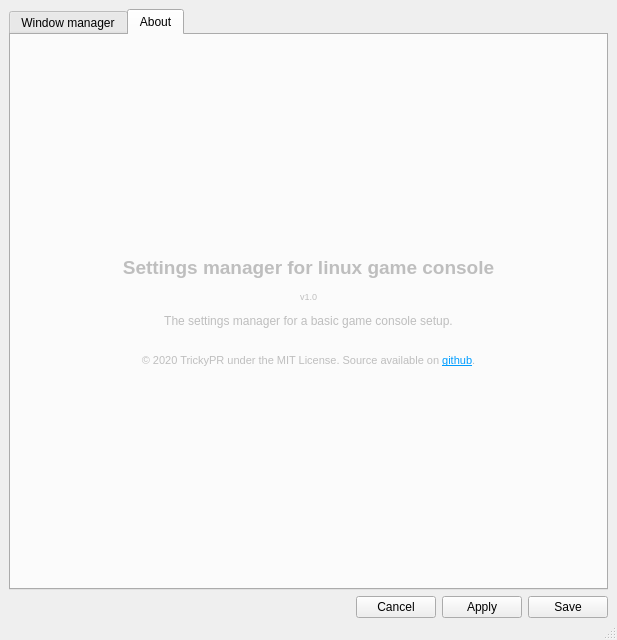
This is UI/SettingsManager/mainwindow.ui in trickypr/linux-game-console as Qt 5 draws it before an edit. The edited form follows.
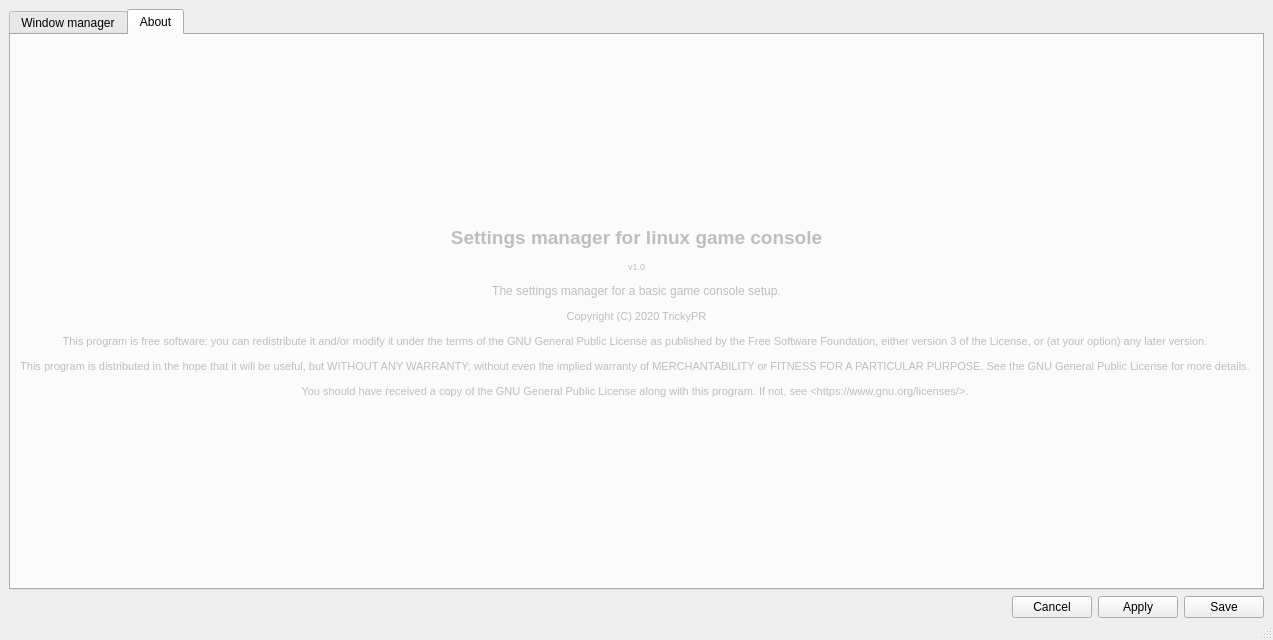
This is the edited form. The open tabs and pages were chosen to show the change.

Commit message: Settings: Update license about

What changed in the file:
```diff
--- a/UI/SettingsManager/mainwindow.ui
+++ b/UI/SettingsManager/mainwindow.ui
@@ -197,7 +197,7 @@
           <item>
            <widget class="QLabel" name="label">
             <property name="text">
-             <string>&lt;html&gt;&lt;head/&gt;&lt;body&gt;&lt;p align=&quot;center&quot;&gt;&lt;span style=&quot; font-size:14pt; font-weight:600;&quot;&gt;Settings manager for linux game console&lt;/span&gt;&lt;/p&gt;&lt;p align=&quot;center&quot;&gt;&lt;span style=&quot; font-size:7pt;&quot;&gt;v1.0&lt;/span&gt;&lt;/p&gt;&lt;p align=&quot;center&quot;&gt;The settings manager for a basic game console setup.&lt;/p&gt;&lt;p align=&quot;center&quot;&gt;&lt;span style=&quot; font-size:8pt;&quot;&gt;&lt;br/&gt;© 2020 TrickyPR under the MIT License. Source available on &lt;/span&gt;&lt;a href=&quot;https://github.com/trickypr/linux-game-console&quot;&gt;&lt;span style=&quot; text-decoration: underline;font-size:8pt; color:#009dff;&quot;&gt;github&lt;/span&gt;&lt;/a&gt;&lt;span style=&quot; font-size:8pt;&quot;&gt;.&lt;/span&gt;&lt;/p&gt;&lt;/body&gt;&lt;/html&gt;</string>
+             <string>&lt;html&gt;&lt;head/&gt;&lt;body&gt;&lt;p align=&quot;center&quot;&gt;&lt;span style=&quot; font-size:14pt; font-weight:600;&quot;&gt;Settings manager for linux game console&lt;/span&gt;&lt;/p&gt;&lt;p align=&quot;center&quot;&gt;&lt;span style=&quot; font-size:7pt;&quot;&gt;v1.0&lt;/span&gt;&lt;/p&gt;&lt;p align=&quot;center&quot;&gt;The settings manager for a basic game console setup.&lt;/p&gt;&lt;p align=&quot;center&quot;&gt;&lt;span style=&quot; font-size:8pt;&quot;&gt;Copyright (C) 2020 TrickyPR&lt;/span&gt;&lt;/p&gt;&lt;p align=&quot;center&quot;&gt;&lt;span style=&quot; font-size:8pt;&quot;&gt;This program is free software: you can redistribute it and/or modify it under the terms of the GNU General Public License as published by the Free Software Foundation, either version 3 of the License, or (at your option) any later version. &lt;/span&gt;&lt;/p&gt;&lt;p align=&quot;center&quot;&gt;&lt;span style=&quot; font-size:8pt;&quot;&gt;This program is distributed in the hope that it will be useful, but WITHOUT ANY WARRANTY; without even the implied warranty of MERCHANTABILITY or FITNESS FOR A PARTICULAR PURPOSE. See the GNU General Public License for more details. &lt;/span&gt;&lt;/p&gt;&lt;p align=&quot;center&quot;&gt;&lt;span style=&quot; font-size:8pt;&quot;&gt;You should have received a copy of the GNU General Public License along with this program. If not, see &amp;lt;https://www.gnu.org/licenses/&amp;gt;. &lt;/span&gt;&lt;/p&gt;&lt;/body&gt;&lt;/html&gt;</string>
             </property>
             <property name="textFormat">
              <enum>Qt::AutoText</enum>
```
Left out of the diff: 2 changed lines with no effect on the pictures. The commit also changes 1 other file.
